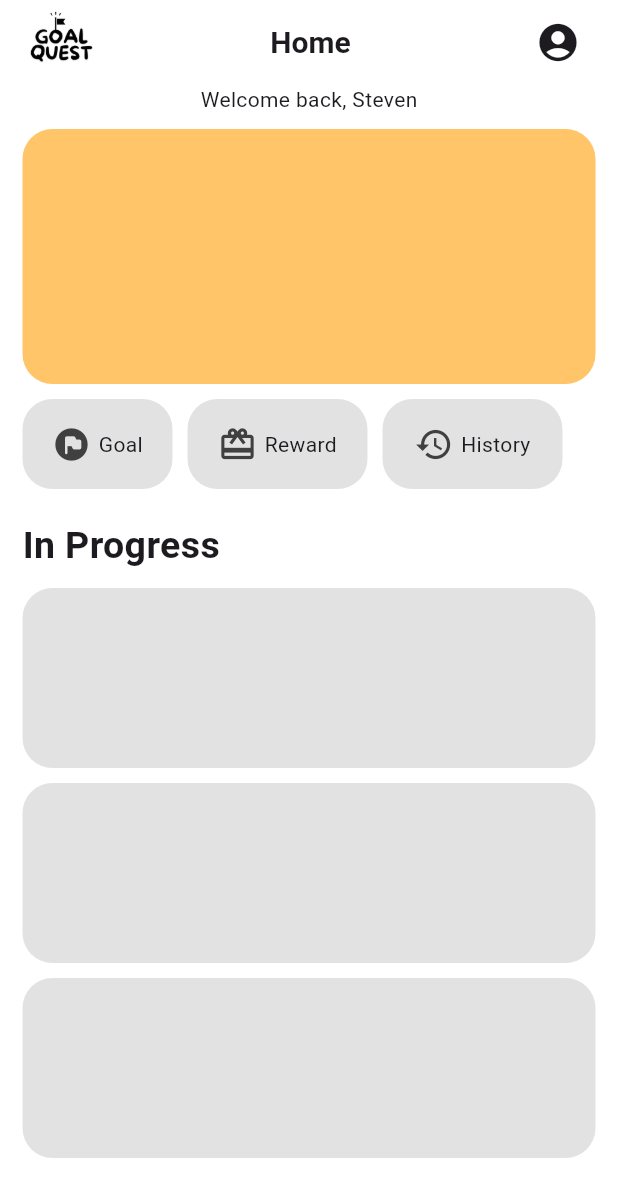
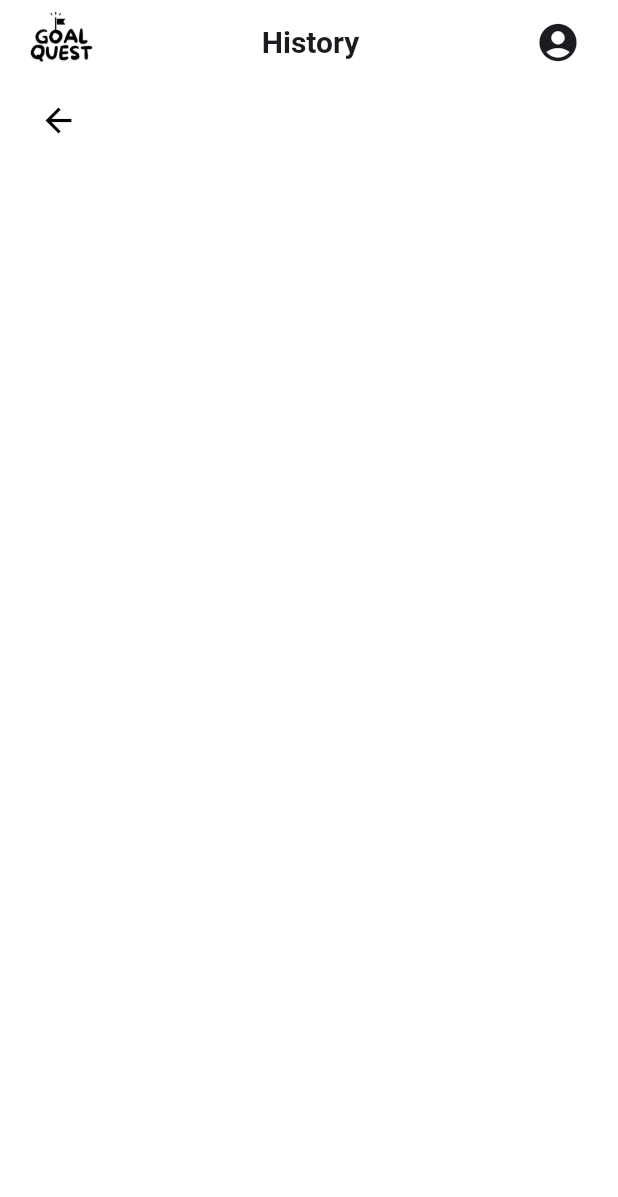
Before and after one commit to MethasakTKL/GoalQuest-Frontend, a Flutter app: the HomePage screen opened by its route, after a tap on "History", on a phone screen of 412 x 824 dp. Shown: the top 1197 px of the screen. Run offline on Flutter 3.47's test engine with Material 3 defaults, Android fonts, the phone set to English and light mode, and no system bars; our stand-ins replace percent_indicator.

Commit message:
create History Page and route from HomePage to HistoryPage

```diff
--- /dev/null
+++ b/lib/pages/history/history_page.dart
@@ -0,0 +1,80 @@
+import 'package:flutter/material.dart';
+import 'package:goal_quest/bottom_navigationbar/navigation_page.dart';
+
+class HistoryPage extends StatelessWidget {
+  const HistoryPage({super.key});
+
+  @override
+  Widget build(BuildContext context) {
+    return Scaffold(
+      backgroundColor: const Color.fromARGB(255, 255, 255, 255),
+      appBar: AppBar(
+        backgroundColor: const Color.fromARGB(255, 255, 255, 255),
+        title: Row(
+          children: [
+            Image.asset(
+              'assets/logo_black.png',
+              height: 50,
+            ),
+            const Spacer(),
+            const Text(
+              'History',
+              style: TextStyle(
+                fontSize: 20,
+                fontWeight: FontWeight.bold,
+              ),
+            ),
+            const Spacer(), // ใช้ Spacer เพื่อจัดตำแหน่ง
+            IconButton(
+              icon: const Icon(Icons.account_circle),
+              onPressed: () {
+                Navigator.pushReplacement(
+                  context,
+                  MaterialPageRoute(
+                    builder: (context) => const BottomNavigationPage(
+                      initialIndex: 3,
+                    ),
+                  ),
+                );
+              },
+              iconSize: 30,
+            ),
+          ],
+        ),
+        automaticallyImplyLeading: false, // ปิดปุ่ม Back
+      ),
+      body: SingleChildScrollView(
+        child: Padding(
+          padding: const EdgeInsets.fromLTRB(15, 0, 15, 0),
+          child: Center(
+            child: Column(
+              children: [
+                Row(
+                  children: [
+                    IconButton(
+                      icon: const Icon(
+                        Icons.arrow_back,
+                        color: Colors.black,
+                        size: 26,
+                      ),
+                      onPressed: () {
+                        Navigator.pushReplacement(
+                          context,
+                          MaterialPageRoute(
+                            builder: (context) => const BottomNavigationPage(
+                              initialIndex: 0,
+                            ),
+                          ),
+                        );
+                      },
+                    ),
+                  ],
+                ),
+              ],
+            ),
+          ),
+        ),
+      ),
+    );
+  }
+}
--- a/lib/pages/home/home_page.dart
+++ b/lib/pages/home/home_page.dart
@@ -1,5 +1,6 @@
 import 'package:flutter/material.dart';
 import 'package:goal_quest/bottom_navigationbar/navigation_page.dart';
+import 'package:goal_quest/pages/History/history_page.dart';
 import 'package:goal_quest/pages/reward/reward_page.dart';
 
 class HomePage extends StatelessWidget {
@@ -152,7 +153,14 @@ class HomePage extends StatelessWidget {
                       width: 10,
                     ),
                     GestureDetector(
-                      onTap: () {},
+                      onTap: () {
+                        Navigator.pushReplacement(
+                          context,
+                          MaterialPageRoute(
+                            builder: (context) => const HistoryPage()
+                          ),
+                        );
+                      },
                       child: Container(
                         width: 120,
                         height: 60,
```
